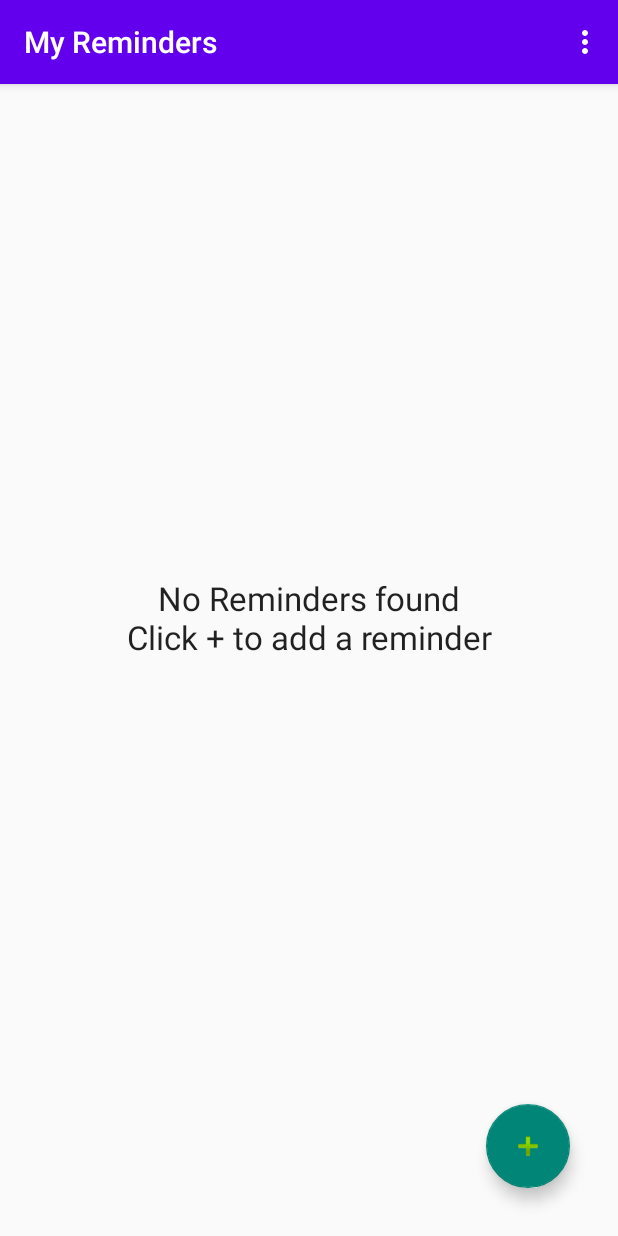
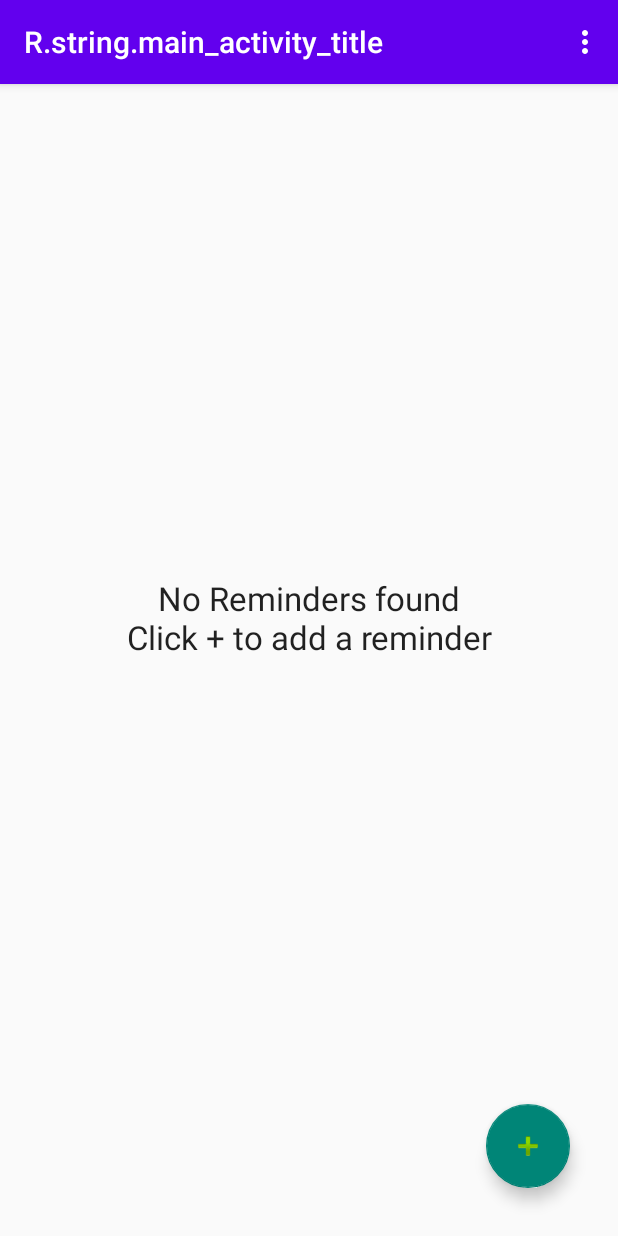
Before and after one commit to anshuldante/my-reminder-app, an Android app: the screen it shows after launch (MainActivity), on a phone screen of 412 x 824 dp. Run offline under Robolectric (Android 15) with nearby library versions, the phone set to English and light mode, and no system bars; our stand-ins replace Dagger/Hilt's generated code, Room's generated code.

Commit message:
updates and bug fixes

```diff
--- a/app/src/main/java/com/ava/myreminderapp/MainActivity.java
+++ b/app/src/main/java/com/ava/myreminderapp/MainActivity.java
@@ -21,7 +21,6 @@ import android.widget.Toast;
 
 import androidx.annotation.NonNull;
 import androidx.appcompat.app.AppCompatActivity;
-import androidx.appcompat.widget.Toolbar;
 import androidx.core.app.ActivityCompat;
 import androidx.core.content.ContextCompat;
 import androidx.recyclerview.widget.ItemTouchHelper;
@@ -57,14 +56,11 @@ public class MainActivity extends AppCompatActivity {
     super.onCreate(savedInstanceState);
     setContentView(R.layout.activity_main);
 
-    checkExactAlarmPermission();
+    checkPermissions();
 
-    Toolbar toolbar = findViewById(R.id.am_tb);
-    toolbar.setTitle(R.string.main_activity_title);
-    setSupportActionBar(toolbar);
+    setSupportActionBar(findViewById(R.id.am_tb));
 
-    FloatingActionButton addReminderButton = findViewById(R.id.am_fab_add_reminder);
-    addReminderButton.setOnClickListener(view -> startUpsertReminderActivity(null));
+    findViewById(R.id.am_fab_add_reminder).setOnClickListener(view -> startUpsertReminderActivity(null));
 
     emptyReminderList = findViewById(R.id.am_tv_no_reminders);
 
@@ -133,11 +129,13 @@ public class MainActivity extends AppCompatActivity {
             });
   }
 
+  private void checkPermissions() {
+    checkExactAlarmPermission();
+  }
 
   private void checkExactAlarmPermission() {
     if (ContextCompat.checkSelfPermission(this, Manifest.permission.SCHEDULE_EXACT_ALARM)
         != PackageManager.PERMISSION_GRANTED) {
-      // Permission is not granted, request it
       ActivityCompat.requestPermissions(
           this,
           new String[]{Manifest.permission.SCHEDULE_EXACT_ALARM},
--- a/app/src/main/java/com/ava/myreminderapp/adapter/ReminderItemAdapter.java
+++ b/app/src/main/java/com/ava/myreminderapp/adapter/ReminderItemAdapter.java
@@ -39,9 +39,7 @@ public class ReminderItemAdapter
   @NonNull
   @Override
   public ReminderItemViewHolder onCreateViewHolder(@NonNull ViewGroup parent, int viewType) {
-    View view =
-        LayoutInflater.from(parent.getContext()).inflate(R.layout.rv_item_reminder, parent, false);
-    return new ReminderItemViewHolder(view);
+    return new ReminderItemViewHolder(LayoutInflater.from(parent.getContext()).inflate(R.layout.rv_item_reminder, parent, false));
   }
 
   @Override
--- a/app/src/main/java/com/ava/myreminderapp/data/ReminderDao.java
+++ b/app/src/main/java/com/ava/myreminderapp/data/ReminderDao.java
@@ -15,7 +15,7 @@ import java.util.List;
 public interface ReminderDao {
 
   @Insert
-  long add(ReminderModel model);
+  void add(ReminderModel model);
 
   @Query("Delete from reminders")
   void deleteAll();
--- a/app/src/main/res/layout/activity_main.xml
+++ b/app/src/main/res/layout/activity_main.xml
@@ -18,7 +18,8 @@
             android:layout_height="wrap_content"
             android:theme="@style/ThemeOverlay.AppCompat.Dark.ActionBar"
             app:layout_scrollFlags="scroll|enterAlways"
-            app:popupTheme="@style/ThemeOverlay.AppCompat.Light" />
+            app:popupTheme="@style/ThemeOverlay.AppCompat.Light"
+            app:title="R.string.main_activity_title" />
     </com.google.android.material.appbar.AppBarLayout>
 
     <androidx.recyclerview.widget.RecyclerView
--- a/app/src/main/res/layout/rv_item_reminder.xml
+++ b/app/src/main/res/layout/rv_item_reminder.xml
@@ -6,7 +6,8 @@
 
     <androidx.constraintlayout.widget.ConstraintLayout
         android:layout_width="match_parent"
-        android:layout_height="wrap_content">
+        android:layout_height="wrap_content"
+        android:padding="@dimen/standard_padding">
 
         <View
             android:id="@+id/rir_hz_divider_top"
@@ -44,6 +45,7 @@
             android:id="@+id/rir_sw_active"
             android:layout_width="wrap_content"
             android:layout_height="wrap_content"
+            android:contentDescription="@string/switch_content_description"
             app:layout_constraintBottom_toTopOf="@+id/rir_tv_reminder_date"
             app:layout_constraintEnd_toEndOf="parent"
             app:layout_constraintTop_toTopOf="parent" />
--- /dev/null
+++ b/app/src/main/res/values/dimens.xml
@@ -0,0 +1,5 @@
+<?xml version="1.0" encoding="utf-8"?>
+<resources>
+    <dimen name="standard_padding">10dp</dimen>
+    <dimen name="zero_padding">0dp</dimen>
+</resources>
--- a/app/src/main/res/values/strings.xml
+++ b/app/src/main/res/values/strings.xml
@@ -62,5 +62,6 @@
     <string name="ticker_text">Trial Ticker Text</string>
     <string name="snooze">Snooze</string>
     <string name="dismiss">Dismiss</string>
+    <string name="switch_content_description">Enable/disable the alarm</string>
 
 </resources>
```
Also changed, not shown: app/src/main/java/com/ava/myreminderapp/service/NotificationStarterService.java (+0 -12 lines), 2 other files.
